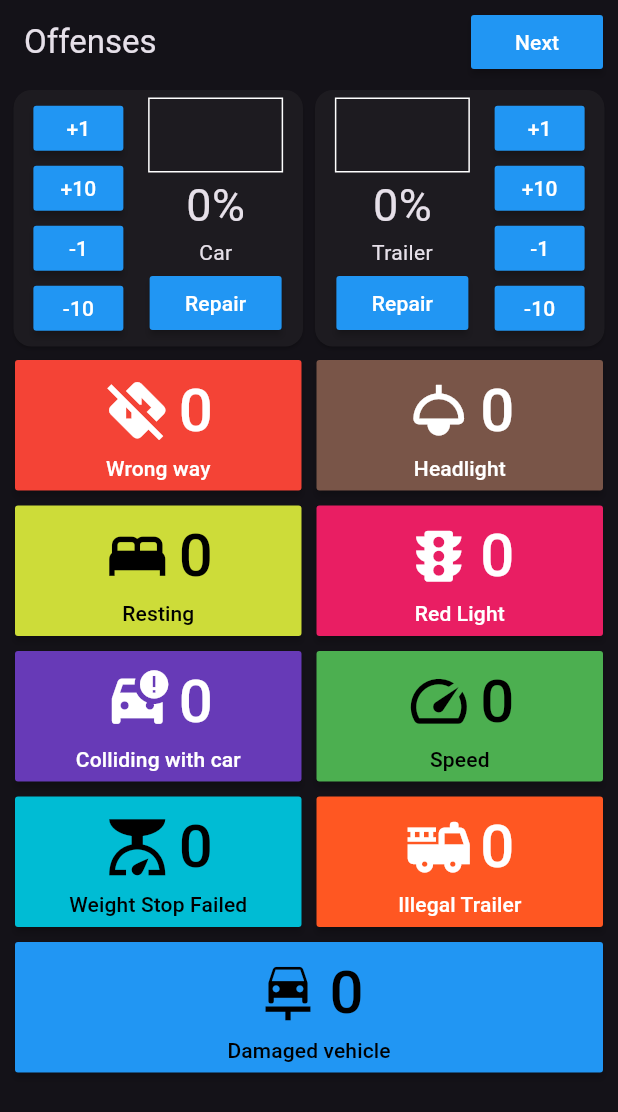
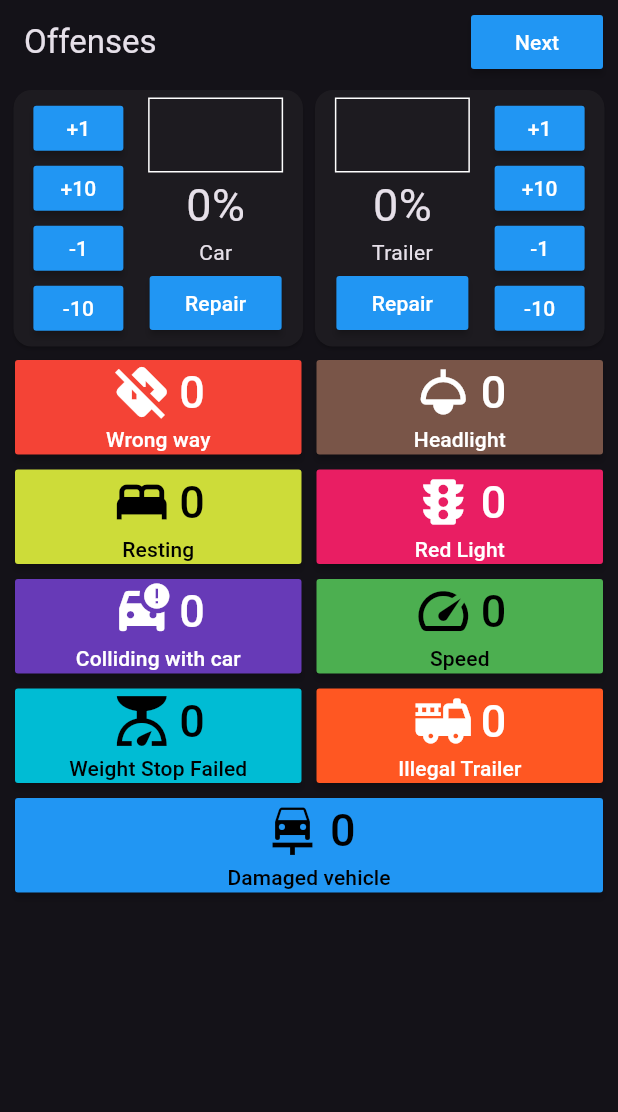
Before and after one commit to PushupDriver/logger_app, a Flutter app: the screen it shows after launch, on a phone screen of 412 x 824 dp. Shown: the top 1112 px of the screen. Run offline on Flutter 3.47's test engine with Material 2 defaults, Android fonts, the phone set to English and light mode, and no system bars; our stand-ins replace audioplayers, confetti, flutter_bloc, get_it, wakelock.

Commit message:
re-adjust layout

```diff
--- a/lib/components/offense_button.dart
+++ b/lib/components/offense_button.dart
@@ -23,8 +23,6 @@ class OffenseButton extends StatelessWidget {
     return MaterialButton(
       color: color,
       onPressed: onPressed,
-      child: Container(
-        padding: const EdgeInsets.all(5),
       child: Column(
         mainAxisAlignment: MainAxisAlignment.center,
         children: [
@@ -33,7 +31,7 @@ class OffenseButton extends StatelessWidget {
             children: [
               Icon(
                 icon,
-                  size: 45,
+                size: 40,
                 color: contentColor,
               ),
               const SizedBox(
@@ -41,7 +39,7 @@ class OffenseButton extends StatelessWidget {
               ),
               Text(
                 count.toString(),
-                  style: TextStyle(fontSize: 40, color: contentColor),
+                style: TextStyle(fontSize: 30, color: contentColor),
               ),
             ],
           ),
@@ -51,7 +49,6 @@ class OffenseButton extends StatelessWidget {
           )
         ],
       ),
-      ),
     );
   }
 }
--- a/lib/screens/pushup.dart
+++ b/lib/screens/pushup.dart
@@ -2,7 +2,6 @@ import 'dart:math';
 
 import 'package:audioplayers/audioplayers.dart';
 import 'package:confetti/confetti.dart';
-import 'package:exercise_counter/singletons/offense_counter.dart';
 import 'package:exercise_counter/socket/presser_socket.dart';
 import 'package:flutter/material.dart';
 import 'package:flutter/services.dart';
```
Lines whose indentation alone changed are shown as unchanged.
